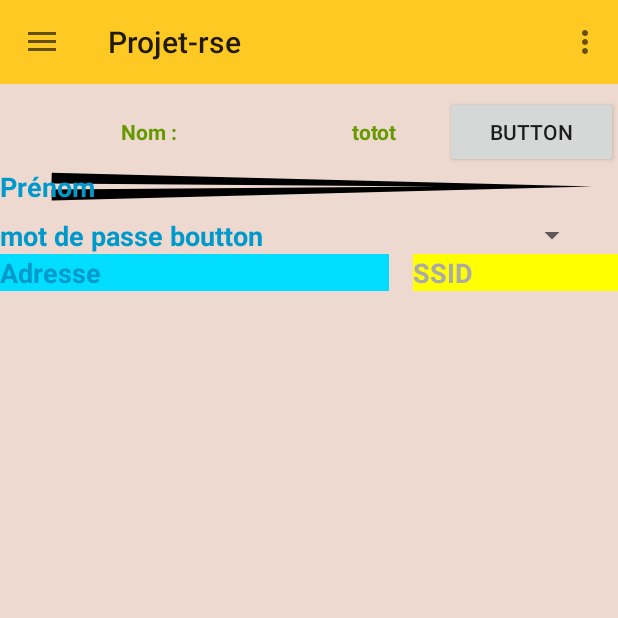
After one commit to nicolas07/Projetrse, an Android app: the fragment UserAccountFragment placed in its activity, on a phone screen of 412 x 824 dp, the top half of it. The commit adds this screen. Run offline under Robolectric (Android 15) with nearby library versions, the phone set to English and light mode, and no system bars.

Commit message:
Création fragment UserAccount (WIP)

```diff
--- a/app/src/main/java/com/example/projet_rse/HistoryArrayAdapter.java
+++ b/app/src/main/java/com/example/projet_rse/HistoryArrayAdapter.java
@@ -60,7 +60,7 @@ public class HistoryArrayAdapter  extends ArrayAdapter<History> {
         History history = getItem(position);
         viewHolder.Date.setText(history.getDate());
         viewHolder.PackageNumber.setText(history.getPackagesNumber());
-//        viewHolder.PurchasingVoucherAmount.setText(history.getPurchasingVoucher().getAmount());
+        viewHolder.PurchasingVoucherAmount.setText(history.getPurchasingVoucher().getAmount()+"€");
         return row;
     }
 
--- /dev/null
+++ b/app/src/main/java/com/example/projet_rse/UserAccountFragment.java
@@ -0,0 +1,63 @@
+package com.example.projet_rse;
+
+import android.app.AlertDialog;
+import android.content.DialogInterface;
+import android.os.Bundle;
+import android.support.v4.app.Fragment;
+import android.text.Editable;
+import android.view.LayoutInflater;
+import android.view.View;
+import android.view.ViewGroup;
+import android.widget.Button;
+import android.widget.EditText;
+import android.widget.TextView;
+
+public class UserAccountFragment extends Fragment {
+
+    private TextView Name;
+    private Button Edit;
+
+    // TODO : Ajouter les TextView + bouton par champ
+    // TODO : Imagebutton Edit
+
+    public static UserAccountFragment newInstance() {
+        return (new UserAccountFragment());
+    }
+
+    @Override
+    public View onCreateView(LayoutInflater inflater, ViewGroup container, Bundle savedInstanceState) {
+
+        View view = inflater.inflate(R.layout.fragment_useraccount, container, false);
+        Name = (TextView) view.findViewById(R.id.tv_Name);
+        Edit = (Button) view.findViewById(R.id.button_edit);
+        Name.setText("totot");
+        Edit.setOnClickListener(new View.OnClickListener() {
+            @Override
+            public void onClick(View v) {
+                AlertDialog.Builder alert = new AlertDialog.Builder(getActivity());
+                final EditText edittext = new EditText(getActivity());
+                alert.setMessage("Enter Your Message");
+                alert.setTitle("Enter Your Title");
+
+                alert.setView(edittext);
+                edittext.setHint(Name.getText().toString());
+                alert.setPositiveButton("Yes Option", new DialogInterface.OnClickListener() {
+                    public void onClick(DialogInterface dialog, int whichButton) {
+
+                        String YouEditTextValue = edittext.getText().toString();
+                    }
+                });
+
+                alert.setNegativeButton("No Option", new DialogInterface.OnClickListener() {
+                    public void onClick(DialogInterface dialog, int whichButton) {
+                        // what ever you want to do with No option.
+                    }
+                });
+
+                alert.show();
+            }
+        });
+
+        return view;
+    }
+}
--- /dev/null
+++ b/app/src/main/res/layout/fragment_useraccount.xml
@@ -0,0 +1,85 @@
+<LinearLayout
+    android:id="@+id/fragment_news_rootview"
+    xmlns:android="http://schemas.android.com/apk/res/android"
+    xmlns:tools="http://schemas.android.com/tools"
+    android:layout_width="match_parent"
+    android:layout_height="match_parent"
+    android:gravity="top"
+    android:background="#EDD9CF">
+
+    <TableLayout
+
+        android:layout_width="match_parent"
+        android:layout_height="wrap_content"
+        android:layout_marginTop="8dp">
+        <TableRow>
+            <TextView
+                android:layout_weight="1"
+                android:gravity="center"
+                android:text="Nom : "
+                android:textColor="@android:color/holo_green_dark"
+                android:textStyle="bold" />
+
+            <TextView
+                android:id="@+id/tv_Name"
+                android:layout_weight="1"
+                android:gravity="center"
+                android:textColor="@android:color/holo_green_dark"
+                android:textStyle="bold" />
+            <Button
+                android:id="@+id/button_edit"
+                android:layout_width="wrap_content"
+                android:layout_height="wrap_content"
+                android:layout_weight="1"
+                android:text="Button" />
+        </TableRow>
+        <TableRow>
+            <TextView
+                android:layout_weight="1"
+                android:text="Prénom"
+                android:textColor="@android:color/holo_blue_dark"
+                android:textSize="18sp"
+                android:textStyle="bold"
+            android:background="@drawable/ic_menu_send" />
+
+        </TableRow>
+        <TableRow android:layout_marginTop="8dp">
+            <TextView
+                android:layout_weight="1"
+                android:text="mot de passe boutton"
+                android:textColor="@android:color/holo_blue_dark"
+                android:textSize="18sp"
+                android:textStyle="bold" />
+
+            <Spinner
+                android:layout_marginRight="20dp"
+                android:layout_weight="1"
+                android:textColor="@android:color/holo_green_dark"
+                android:textStyle="bold" />
+        </TableRow>
+        <TableRow>
+            <TextView
+                android:layout_weight="1"
+                android:background="@android:color/holo_blue_bright"
+                android:text="Adresse"
+                android:textColor="@android:color/holo_blue_dark"
+                android:textSize="18sp"
+                android:textStyle="bold" />
+            <EditText
+                android:layout_marginLeft="16dp"
+                android:layout_weight="1"
+                android:background="#FFFF00"
+                android:hint="SSID"
+                android:textColor="@android:color/holo_blue_dark"
+                android:textColorHint="@android:color/darker_gray"
+                android:textSize="18sp"
+                android:textStyle="bold" />
+        </TableRow>
+
+
+    </TableLayout>
+
+
+
+
+</LinearLayout>
--- a/app/src/main/res/menu/activity_main_drawer.xml
+++ b/app/src/main/res/menu/activity_main_drawer.xml
@@ -5,12 +5,16 @@
 
     <group android:checkableBehavior="single">
         <item
-            android:id="@+id/nav_camera"
+            android:id="@+id/nav_returnPackage"
             android:icon="@drawable/ic_menu_camera"
             android:title="Retourner un colis" />
         <item
-            android:id="@+id/nav_gallery"
+            android:id="@+id/nav_history"
             android:icon="@drawable/ic_menu_gallery"
             android:title="Historique" />
+        <item
+            android:id="@+id/nav_useraccount"
+            android:icon="@drawable/ic_menu_manage"
+            android:title="Profil" />
     </group>
 </menu>
```
Also changed, not shown: app/src/main/java/com/example/projet_rse/MainActivity.java (+15 -2 lines), app/src/main/java/com/example/projet_rse/UserAccount.java (added, +48 -0 lines).
